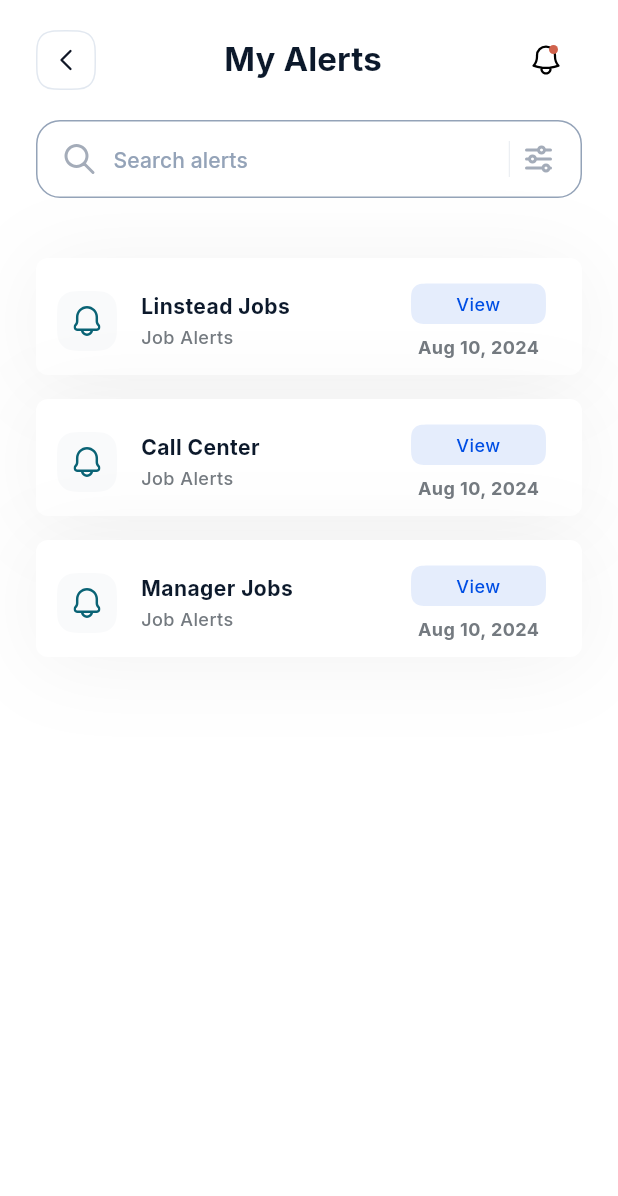
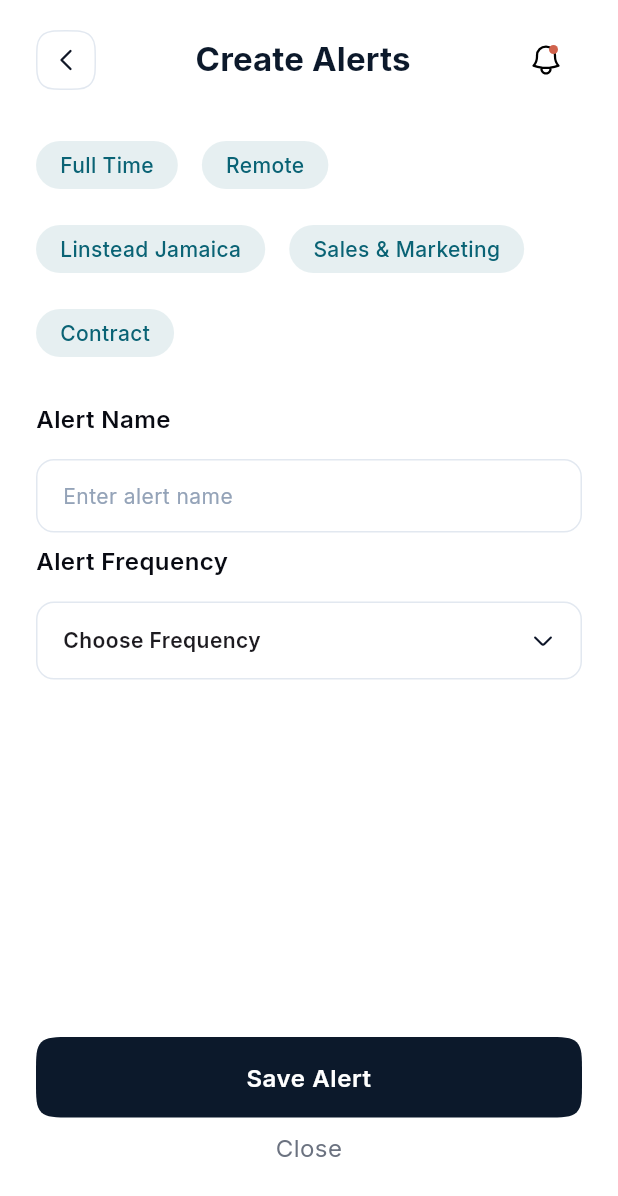
Before and after one commit to adkdeve/pillo_job_app, a Flutter app: the FilterView screen opened directly, after a tap on "Create Alerts", on a phone screen of 412 x 824 dp. Shown: the top 1196 px of the screen. Run offline on Flutter 3.47's test engine with Material 3 defaults, Android fonts, the phone set to English and light mode, and no system bars; our stand-ins replace country_picker, custom_rating_bar, flutter_screenutil, flutter_svg, get, google_fonts and 2 more.

Commit message:
new screens added (create alert)

```diff
--- a/lib/app/modules/main/explore/views/filter_view.dart
+++ b/lib/app/modules/main/explore/views/filter_view.dart
@@ -8,6 +8,7 @@ import 'package:get/get.dart';
 import 'package:google_fonts/google_fonts.dart';
 import 'package:pillo/app/modules/auth/views/signup_view.dart';
 import 'package:pillo/app/modules/main/home/views/home_view.dart';
+import 'package:pillo/app/modules/main/profile/views/add_my_view_alert_view.dart';
 import 'package:pillo/app/modules/main/profile/views/my_alert_view.dart';
 import 'package:pillo/app/utils/app_colors.dart';
 import 'package:pillo/app/utils/app_config.dart';
@@ -212,7 +213,7 @@ class FilterView extends GetView<ExploreController> {
                     // 8.sbh,
                     Center(
                       child: GestureDetector(
-                        onTap: () => Get.to(() => const MyAlertView()),
+                        onTap: () => Get.to(() => const AddMyViewAlertView()),
                         child: const Padding(
                           padding: EdgeInsets.all(12),
                           child: MyText(
--- a/lib/app/modules/main/explore/views/job_details_view.dart
+++ b/lib/app/modules/main/explore/views/job_details_view.dart
@@ -1312,6 +1312,8 @@ class Textedit2 extends StatelessWidget {
     this.borderRadius = 12.0,
     this.require = false,
     this.text = '',
+    this.titleFontSize = 14,
+    this.textFontSize = 16,
   });
   final String title;
   final String hintText;
@@ -1321,6 +1323,8 @@ class Textedit2 extends StatelessWidget {
   final String text;
   final int maxLines;
   final double borderRadius;
+  final double titleFontSize;
+  final double textFontSize;
   final int minLines;
   final bool require;
 
@@ -1337,7 +1341,7 @@ class Textedit2 extends StatelessWidget {
                 text: title,
                 style: GoogleFonts.inter().copyWith(
                   fontWeight: FontWeight.w600,
-                  fontSize: 14,
+                  fontSize: titleFontSize,
                   letterSpacing: 0.3,
                   color: titleTextColor,
                 ),
@@ -1346,7 +1350,7 @@ class Textedit2 extends StatelessWidget {
                 text: require ? '*' : '',
                 style: GoogleFonts.inter().copyWith(
                   fontWeight: FontWeight.w600,
-                  fontSize: 14,
+                  fontSize: titleFontSize,
                   letterSpacing: 0.3,
                   color: red,
                 ),
@@ -1393,7 +1397,7 @@ class Textedit2 extends StatelessWidget {
             minLines: minLines,
             style: GoogleFonts.inter().copyWith(
               // color: primaryColor,
-              fontSize: 16,
+              fontSize: textFontSize,
               fontWeight: FontWeight.w600,
               letterSpacing: 0.3,
             ),
--- /dev/null
+++ b/lib/app/modules/main/profile/views/add_my_view_alert_view.dart
@@ -0,0 +1,179 @@
+import 'package:flutter/material.dart';
+import 'package:flutter/services.dart';
+import 'package:flutter/widgets.dart';
+import 'package:flutter_screenutil/flutter_screenutil.dart';
+import 'package:flutter_svg/flutter_svg.dart';
+
+import 'package:get/get.dart';
+import 'package:get/get_core/get_core.dart';
+import 'package:google_fonts/google_fonts.dart';
+import 'package:pillo/app/modules/auth/views/signup_view.dart';
+import 'package:pillo/app/modules/main/explore/views/filter_view.dart';
+import 'package:pillo/app/modules/main/explore/views/job_details_view.dart';
+import 'package:pillo/app/modules/main/home/views/home_view.dart';
+import 'package:pillo/app/modules/main/profile/views/my_view_alert_view.dart';
+import 'package:pillo/app/modules/main/profile/views/resume_pro_card_view.dart';
+import 'package:pillo/app/utils/app_colors.dart';
+import 'package:pillo/app/utils/app_config.dart';
+import 'package:pillo/app/utils/app_extension.dart';
+import 'package:pillo/app/utils/app_images.dart';
+import 'package:pillo/components/my_text.dart';
+import 'package:pillo/components/my_text_form_field.dart';
+import 'package:pillo/components/primary_button.dart';
+import 'package:pillo/components/smooth_rectangle_border.dart';
+
+import '../controllers/profile_controller.dart';
+
+class AddMyViewAlertView extends GetView<ProfileController> {
+  const AddMyViewAlertView({super.key});
+  @override
+  Widget build(BuildContext context) {
+    return Scaffold(
+      // backgroundColor: color25,
+      body: SafeArea(
+        child: Padding(
+          padding: const EdgeInsets.symmetric(
+            vertical: defaultPadding,
+            horizontal: defaultPadding * 1.5,
+          ),
+          child: Column(
+            crossAxisAlignment: CrossAxisAlignment.start,
+            children: [
+              const Row(
+                children: [
+                  MyBackBtn(),
+                  Spacer(),
+                  MyText(
+                    text: 'Create Alerts',
+                    fontSize: 22,
+                    color: primaryColor,
+                    fontWeight: FontWeight.w700,
+                    letterSpacing: 0.1,
+                  ),
+                  Spacer(),
+                  NotificationBtn()
+                ],
+              ),
+              30.sbh,
+
+              const Wrap(
+                // spacing: 16, // Space between chips horizontally
+                runSpacing: 24, // Space between chips vertically
+                children: [
+                  CustomChip(label: "Full Time"),
+                  CustomChip(label: "Remote"),
+                  CustomChip(label: "Linstead Jamaica"),
+                  CustomChip(label: "Sales & Marketing"),
+                  CustomChip(label: "Contract"),
+                ],
+              ),
+              30.sbh,
+              // const MyText(
+              //   text: 'Alert Name',
+              //   fontSize: 16,
+              //   fontWeight: FontWeight.w600,
+              // ),
+              // defaultPadding.sbh,
+              // MyTextFormField(
+              //   controller: TextEditingController(),
+              //   hinttxt: 'Enter alert name',
+              // ),
+              // 8.sbh,
+
+              // defaultPadding.sbh,
+              const Textedit2(
+                title: 'Alert Name',
+                titleFontSize: 16,
+                titleTextColor: color900,
+                textFontSize: 14,
+                hintText: 'Enter alert name',
+              ),
+              8.sbh,
+              const Textedit2(
+                title: 'Alert Frequency',
+                icon: ic_arrow_down,
+                titleFontSize: 16,
+                titleTextColor: color900,
+                textFontSize: 14,
+                text: 'Choose Frequency',
+              ),
+
+              const Spacer(),
+              PrimaryButton(
+                text: 'Save Alert',
+                onPressed: () {
+                  // Get.bottomSheet(
+                  //   Container(
+                  //     width: 1.sw,
+                  //     padding: const EdgeInsets.all(26),
+                  //     margin: const EdgeInsets.symmetric(
+                  //       horizontal: 10,
+                  //       vertical: 8,
+                  //     ),
+                  //     decoration: const BoxDecoration(
+                  //       color: Colors.white,
+                  //       borderRadius: BorderRadius.all(Radius.circular(40)),
+                  //     ),
+                  //     child: Column(
+                  //       mainAxisSize: MainAxisSize.min,
+                  //       children: [
+                  //         SvgPicture.asset(
+                  //           ic_alert,
+                  //           width: 75,
+                  //           height: 77,
+                  //         ),
+                  //         16.sbh,
+                  //         const MyText(
+                  //           text: 'Are you sure?',
+                  //           fontSize: 18,
+                  //           fontWeight: FontWeight.w700,
+                  //           color: blackColor,
+                  //         ),
+                  //         16.sbh,
+                  //         MyText(
+                  //           text:
+                  //               'Please confirm you would like to\ndelete this alert',
+                  //           fontSize: 14,
+                  //           fontWeight: FontWeight.w400,
+                  //           color: blackColor.withOpacity(.8),
+                  //         ),
+                  //         25.sbh,
+                  //         PrimaryButton(
+                  //           text: 'Confirm',
+                  //           color: green,
+                  //           borderRadius: 20,
+                  //           onPressed: () {
+                  //             Get.back();
+                  //           },
+                  //         ),
+                  //       ],
+                  //     ),
+                  //   ),
+                  //   backgroundColor: Colors.transparent,
+                  //   isScrollControlled: true,
+                  // );
+                },
+              ),
+              // 10.sbh
+              Center(
+                child: GestureDetector(
+                  onTap: () => Get.back(),
+                  child: const Padding(
+                    padding: EdgeInsets.all(10),
+                    child: MyText(
+                      text: 'Close',
+                      fontSize: 16,
+                      fontWeight: FontWeight.w400,
+                      color: color500,
+                    ),
+                  ),
+                ),
+              ),
+              24.sbh,
+            ],
+          ),
+        ),
+      ),
+    );
+  }
+}
--- a/lib/app/modules/main/profile/views/setting_view.dart
+++ b/lib/app/modules/main/profile/views/setting_view.dart
@@ -156,7 +156,7 @@ class SettingView extends GetView<ProfileController> {
                                 crossAxisAlignment: CrossAxisAlignment.start,
                                 children: [
                                   const MyText(
-                                    text: 'Application Update',
+                                    text: 'Application and Order Update',
                                     fontSize: 14,
                                     color: color900,
                                     fontWeight: FontWeight.w500,
--- a/lib/app/routes/app_pages.dart
+++ b/lib/app/routes/app_pages.dart
@@ -22,7 +22,7 @@ part 'app_routes.dart';
 class AppPages {
   AppPages._();
 
-  static const INITIAL = Routes.MAIN;
+  static const INITIAL = Routes.AUTH;
 
   static final routes = [
     GetPage(
```
